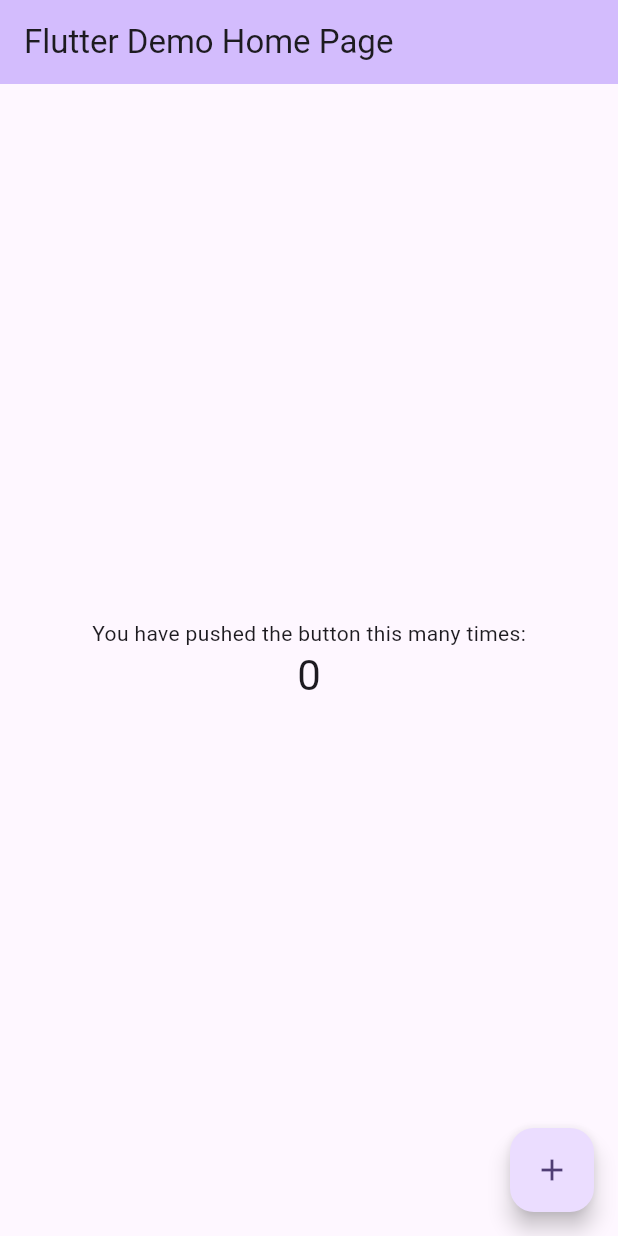
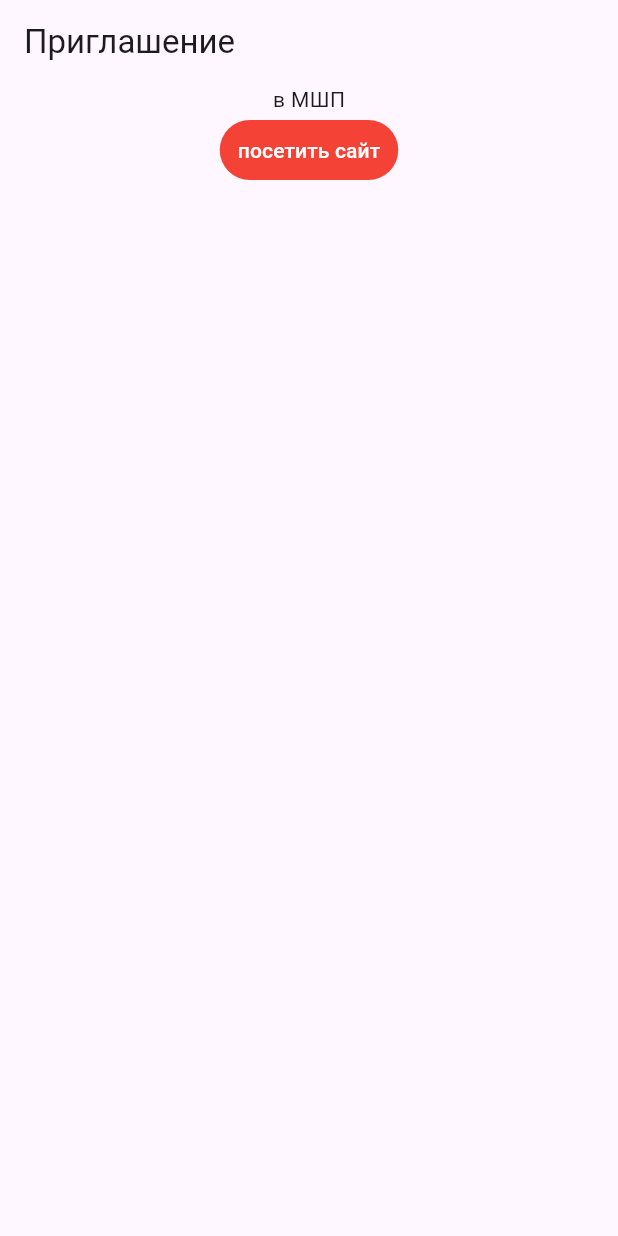
Before and after one commit to Alex-Rom1/fluttertest, a Flutter app: the screen it shows after launch, on a phone screen of 412 x 824 dp. Run offline on Flutter 3.47's test engine with Material 3 defaults, Android fonts, the phone set to English and light mode, and no system bars.

Commit message:
second commit

```diff
--- a/lib/main.dart
+++ b/lib/main.dart
@@ -1,122 +1,38 @@
 import 'package:flutter/material.dart';
+import 'package:url_launcher/url_launcher.dart';
 
-void main() {
-  runApp(const MyApp());
-}
-
-class MyApp extends StatelessWidget {
-  const MyApp({super.key});
-
-  // This widget is the root of your application.
-  @override
-  Widget build(BuildContext context) {
-    return MaterialApp(
-      title: 'Flutter Demo',
-      theme: ThemeData(
-        // This is the theme of your application.
-        //
-        // TRY THIS: Try running your application with "flutter run". You'll see
-        // the application has a purple toolbar. Then, without quitting the app,
-        // try changing the seedColor in the colorScheme below to Colors.green
-        // and then invoke "hot reload" (save your changes or press the "hot
-        // reload" button in a Flutter-supported IDE, or press "r" if you used
-        // the command line to start the app).
-        //
-        // Notice that the counter didn't reset back to zero; the application
-        // state is not lost during the reload. To reset the state, use hot
-        // restart instead.
-        //
-        // This works for code too, not just values: Most code changes can be
-        // tested with just a hot reload.
-        colorScheme: ColorScheme.fromSeed(seedColor: Colors.deepPurple),
+class MainWid extends StatelessWidget{
+  Widget build(BuildContext context){
+    return new Center(
+      child: new Column(
+        children: [
+          new Text('в МШП'),
+          new TextButton(
+              onPressed: () async {
+                Uri url = Uri.parse('https://informatics.ru');
+                if (await (canLaunchUrl(url))){
+                  await launchUrl(url);
+                } else {
+                  throw 'could not launch $url';
+                }
+              },
+              style: TextButton.styleFrom(backgroundColor: Colors.red),
+              child: new Text('посетить сайт', style: TextStyle(color: Colors.white))
+          )
+        ],
       ),
-      home: const MyHomePage(title: 'Flutter Demo Home Page'),
     );
   }
 }
 
-class MyHomePage extends StatefulWidget {
-  const MyHomePage({super.key, required this.title});
-
-  // This widget is the home page of your application. It is stateful, meaning
-  // that it has a State object (defined below) that contains fields that affect
-  // how it looks.
-
-  // This class is the configuration for the state. It holds the values (in this
-  // case the title) provided by the parent (in this case the App widget) and
-  // used by the build method of the State. Fields in a Widget subclass are
-  // always marked "final".
-
-  final String title;
-
-  @override
-  State<MyHomePage> createState() => _MyHomePageState();
+void main(){
+  runApp(
+    new MaterialApp(
+      debugShowCheckedModeBanner: false,
+      home: new Scaffold(
+        appBar: new AppBar(title: new Text('Приглашение')),
+        body: new MainWid()
+      ),
+    )
+  );
 }
-
-class _MyHomePageState extends State<MyHomePage> {
-  int _counter = 0;
-
-  void _incrementCounter() {
-    setState(() {
-      // This call to setState tells the Flutter framework that something has
-      // changed in this State, which causes it to rerun the build method below
-      // so that the display can reflect the updated values. If we changed
-      // _counter without calling setState(), then the build method would not be
-      // called again, and so nothing would appear to happen.
-      _counter++;
-    });
-  }
-
-  @override
-  Widget build(BuildContext context) {
-    // This method is rerun every time setState is called, for instance as done
-    // by the _incrementCounter method above.
-    //
-    // The Flutter framework has been optimized to make rerunning build methods
-    // fast, so that you can just rebuild anything that needs updating rather
-    // than having to individually change instances of widgets.
-    return Scaffold(
-      appBar: AppBar(
-        // TRY THIS: Try changing the color here to a specific color (to
-        // Colors.amber, perhaps?) and trigger a hot reload to see the AppBar
-        // change color while the other colors stay the same.
-        backgroundColor: Theme.of(context).colorScheme.inversePrimary,
-        // Here we take the value from the MyHomePage object that was created by
-        // the App.build method, and use it to set our appbar title.
-        title: Text(widget.title),
-      ),
-      body: Center(
-        // Center is a layout widget. It takes a single child and positions it
-        // in the middle of the parent.
-        child: Column(
-          // Column is also a layout widget. It takes a list of children and
-          // arranges them vertically. By default, it sizes itself to fit its
-          // children horizontally, and tries to be as tall as its parent.
-          //
-          // Column has various properties to control how it sizes itself and
-          // how it positions its children. Here we use mainAxisAlignment to
-          // center the children vertically; the main axis here is the vertical
-          // axis because Columns are vertical (the cross axis would be
-          // horizontal).
-          //
-          // TRY THIS: Invoke "debug painting" (choose the "Toggle Debug Paint"
-          // action in the IDE, or press "p" in the console), to see the
-          // wireframe for each widget.
-          mainAxisAlignment: MainAxisAlignment.center,
-          children: <Widget>[
-            const Text('You have pushed the button this many times:'),
-            Text(
-              '$_counter',
-              style: Theme.of(context).textTheme.headlineMedium,
-            ),
-          ],
-        ),
-      ),
-      floatingActionButton: FloatingActionButton(
-        onPressed: _incrementCounter,
-        tooltip: 'Increment',
-        child: const Icon(Icons.add),
-      ), // This trailing comma makes auto-formatting nicer for build methods.
-    );
-  }
-}
--- a/pubspec.yaml
+++ b/pubspec.yaml
@@ -30,6 +30,7 @@ environment:
 dependencies:
   flutter:
     sdk: flutter
+  url_launcher: ^6.3.2
 
   # The following adds the Cupertino Icons font to your application.
   # Use with the CupertinoIcons class for iOS style icons.
```
Also changed, not shown: pubspec.lock, 2 other files.
